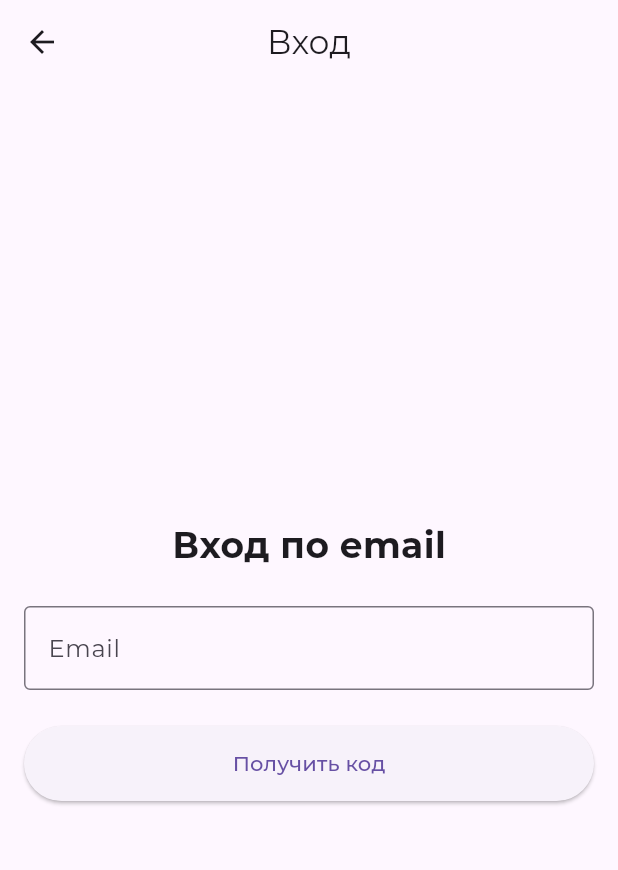
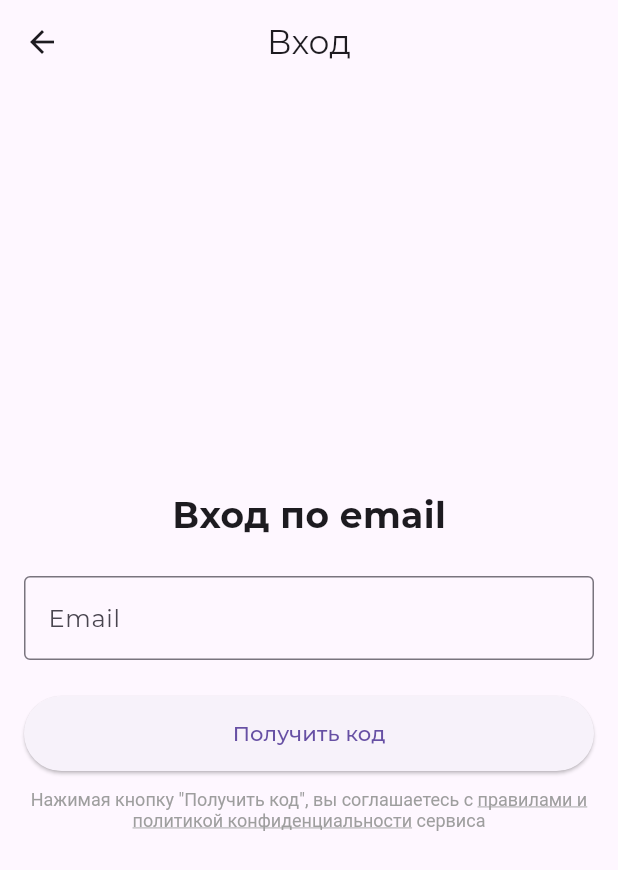
Before and after one commit to equescodebelike/bofa_client, a Flutter app: the EmailAuthScreen screen opened by its route, on a phone screen of 412 x 824 dp. Shown: the top 870 px of the screen. Run offline on Flutter 3.47's test engine with Material 3 defaults, Android fonts, the light colour scheme and no system bars; our stand-ins replace auto_route, cached_network_image, decimal, dio, equatable, flutter_bloc and 8 more; accounts and stored records are empty; generated files the repository leaves out were written again; network calls fail; project files that could hold a hidden picture were left out.

Commit message:
minor fixes

```diff
--- a/lib/screens/auth/email_auth_screen.dart
+++ b/lib/screens/auth/email_auth_screen.dart
@@ -91,6 +91,30 @@ class _EmailAuthScreenState extends State<EmailAuthScreen> {
                           : const Text('Получить код'),
                     ),
                   ),
+                  const SizedBox(height: 12),
+                  RichText(
+                    textAlign: TextAlign.center,
+                    text: TextSpan(
+                      style: const TextStyle(
+                        fontSize: 12,
+                        color: Colors.grey,
+                      ),
+                      children: [
+                        const TextSpan(
+                          text: 'Нажимая кнопку "Получить код", вы соглашаетесь с ',
+                        ),
+                        TextSpan(
+                          text: 'правилами и политикой конфиденциальности',
+                          style: const TextStyle(
+                            decoration: TextDecoration.underline,
+                          ),
+                        ),
+                        const TextSpan(
+                          text: ' сервиса',
+                        ),
+                      ],
+                    ),
+                  ),
                 ],
               ),
             ),
--- a/lib/screens/cart/cart_screen.dart
+++ b/lib/screens/cart/cart_screen.dart
@@ -25,11 +25,6 @@ class _CartScreenState extends State<CartScreen> {
   @override
   void initState() {
     super.initState();
-    cartSub = context.read<CartBloc>().stream.listen((data) {
-      if (data is CartAuthRequired) {
-        context.router.pushNamed('/auth/email');
-      }
-    });
   }
 
   @override
--- a/lib/screens/favorites/favorites_screen.dart
+++ b/lib/screens/favorites/favorites_screen.dart
@@ -36,6 +36,10 @@ class _FavoritesScreenState extends State<FavoritesScreen> {
       appBar: AppBar(
         title: const Text('Избранное'),
         centerTitle: true,
+        leading: GestureDetector(
+          onTap: () => Navigator.of(context).pop(),
+          child: Icon(Icons.arrow_back_ios),
+        ),
       ),
       body: RefreshIndicator(
         onRefresh: () async {
--- a/lib/screens/profile/user_list_screen.dart
+++ b/lib/screens/profile/user_list_screen.dart
@@ -224,7 +224,7 @@ class _UserListScreenState extends State<UserListScreen> {
           ),
         ),
         SizedBox(
-          height: 220,
+          height: 190,
           child: ListView.builder(
             scrollDirection: Axis.horizontal,
             padding: const EdgeInsets.symmetric(horizontal: 8),
```
Also changed, not shown: lib/screens/product/product_detail_screen.dart (+12 -18 lines), lib/screens/profile/user_detail_screen.dart (+64 -3 lines).
